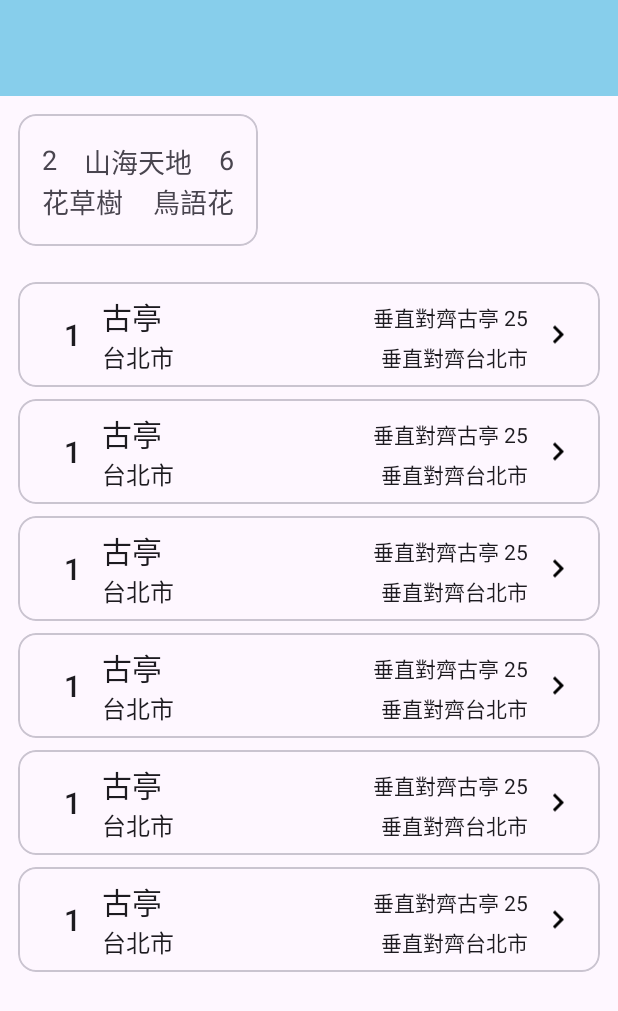
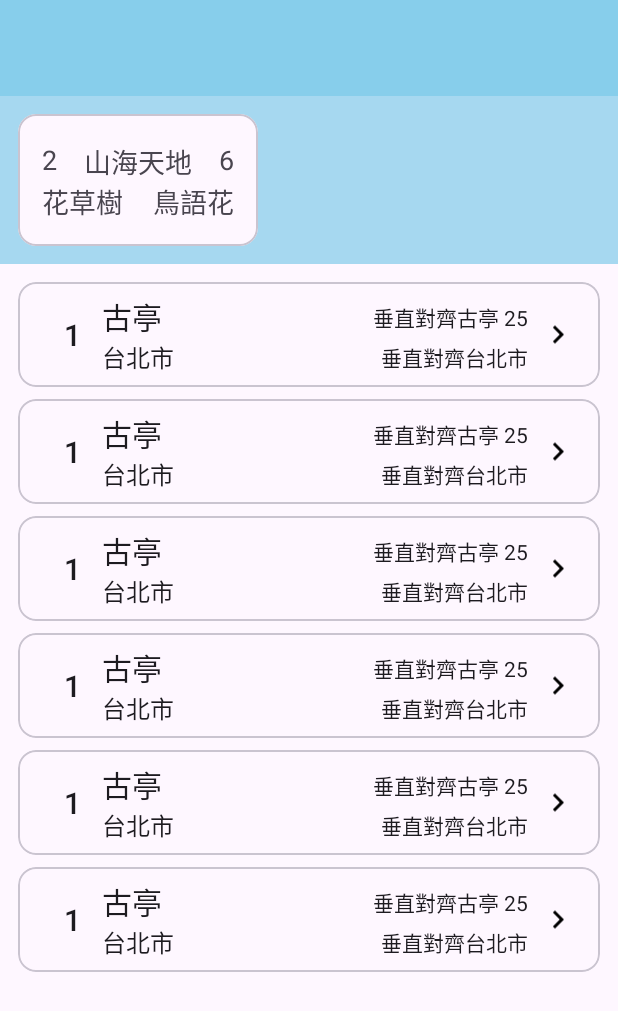
Before and after one commit to Wesely/happy-pizza, an Android app: the layout activity_main.xml on its own in the app's theme, with its tools: preview values and no code run, on a phone screen of 412 x 824 dp. Shown: the top 1011 px of the screen. Run offline under Robolectric (Android 15) with nearby library versions, the phone set to English and light mode, and no system bars.

Commit message:
Add ViewHolder and Adapter

```diff
--- a/app/src/main/java/tw/wesley/uiassignment/repo/AirDataRepository.kt
+++ b/app/src/main/java/tw/wesley/uiassignment/repo/AirDataRepository.kt
@@ -12,9 +12,9 @@ class AirDataRepository @Inject constructor(
 ) {
     suspend fun fetchAndStoreAirQualityData() {
         val response = apiService.getAirQualityData().records
-        Timber.d("dataFromApi/${response.joinToString(separator = "\n") { "${it.county}-${it.siteName}: ${it.status}" }}")
+        Timber.d("dataFromApi/totalSiteCounts=${response.size}")
         airDataRecordDao.insertAll(AirDataRecordMapper.toEntityList(response))
     }
 
-    suspend fun getListAirDataFlow() = airDataRecordDao.getAllRecordsAsFlow()
+    fun getListAirDataFlow() = airDataRecordDao.getAllRecordsAsFlow()
 }
--- a/app/src/main/java/tw/wesley/uiassignment/viewmodel/AirQualityViewModel.kt
+++ b/app/src/main/java/tw/wesley/uiassignment/viewmodel/AirQualityViewModel.kt
@@ -7,6 +7,7 @@ import androidx.lifecycle.viewModelScope
 import dagger.hilt.android.lifecycle.HiltViewModel
 import kotlinx.coroutines.flow.collectLatest
 import kotlinx.coroutines.launch
+import timber.log.Timber
 import tw.wesley.uiassignment.data.local.AirData
 import tw.wesley.uiassignment.repo.AirDataRepository
 import javax.inject.Inject
@@ -38,6 +39,7 @@ class AirQualityViewModel @Inject constructor(
         viewModelScope.launch {
             // collectLatest would discard and we start processing the new one.
             airDataRepository.getListAirDataFlow().collectLatest { list ->
+                Timber.d("getListAirDataFlow/dataSize=${list.size}}")
                 // Sort and split the list based on PM2.5 value
                 list.sortedBy { it.pm25 }.apply {
                     // Determine which air data goes to which LiveData based on PM2.5 value
--- a/app/src/main/res/layout/activity_main.xml
+++ b/app/src/main/res/layout/activity_main.xml
@@ -25,7 +25,8 @@
         app:layout_behavior="@string/appbar_scrolling_view_behavior">
 
         <androidx.recyclerview.widget.RecyclerView
-            android:id="@+id/topRecyclerView"
+            android:id="@+id/horizontalRecyclerView"
+            android:background="@color/soft_sky_blue"
             android:layout_width="match_parent"
             android:layout_height="wrap_content"
             android:clipChildren="true"
@@ -37,14 +38,14 @@
             tools:orientation="horizontal" />
 
         <androidx.recyclerview.widget.RecyclerView
-            android:id="@+id/bottomRecyclerView"
+            android:id="@+id/verticalRecyclerView"
             android:layout_width="match_parent"
             android:layout_height="0dp"
             android:clipChildren="true"
             android:padding="@dimen/margin_m"
             app:layout_constraintBottom_toBottomOf="parent"
             app:layout_constraintStart_toStartOf="parent"
-            app:layout_constraintTop_toBottomOf="@id/topRecyclerView"
+            app:layout_constraintTop_toBottomOf="@id/horizontalRecyclerView"
             tools:itemCount="20"
             tools:listitem="@layout/item_vertical_air_data"
             tools:orientation="horizontal" />
--- a/app/src/main/res/values/colors.xml
+++ b/app/src/main/res/values/colors.xml
@@ -3,4 +3,6 @@
     <color name="black">#FF000000</color>
     <color name="white">#FFFFFFFF</color>
     <color name="sky_blue">#87CEEB</color>
+    <color name="soft_sky_blue">#A6D8F0</color>
+
 </resources>
```
Also changed, not shown: app/src/main/java/tw/wesley/uiassignment/ui/HorizontalAirDataAdapter.kt (added, +34 -0 lines), app/src/main/java/tw/wesley/uiassignment/ui/MainActivity.kt (+10 -3 lines), 1 other file.
